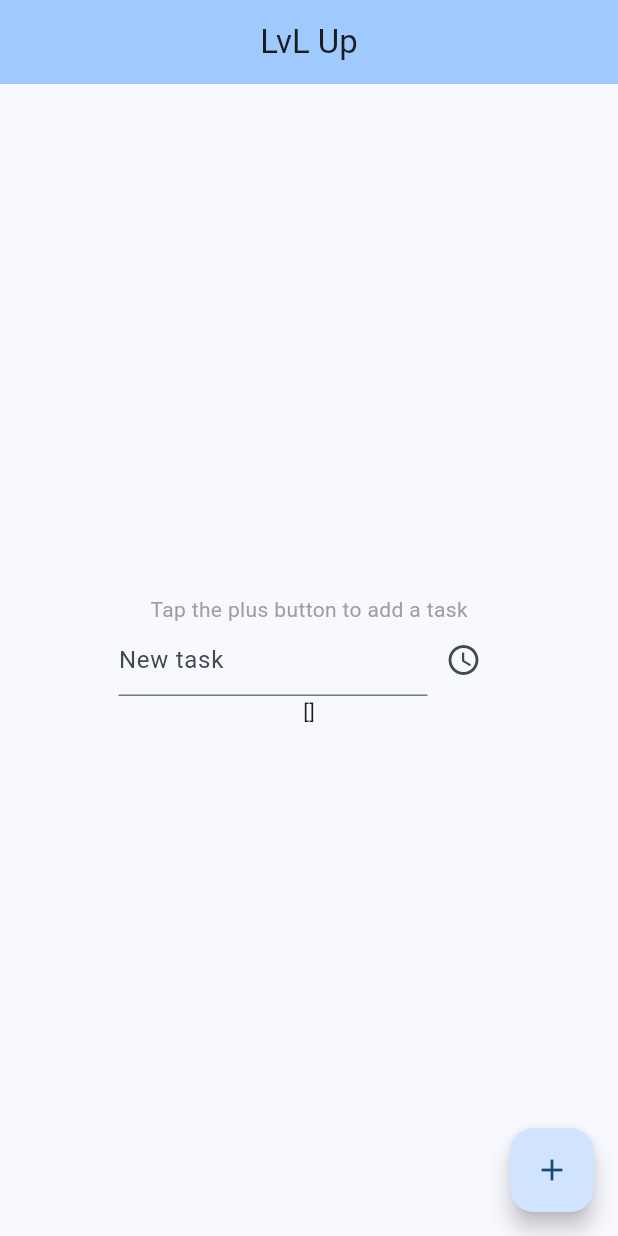
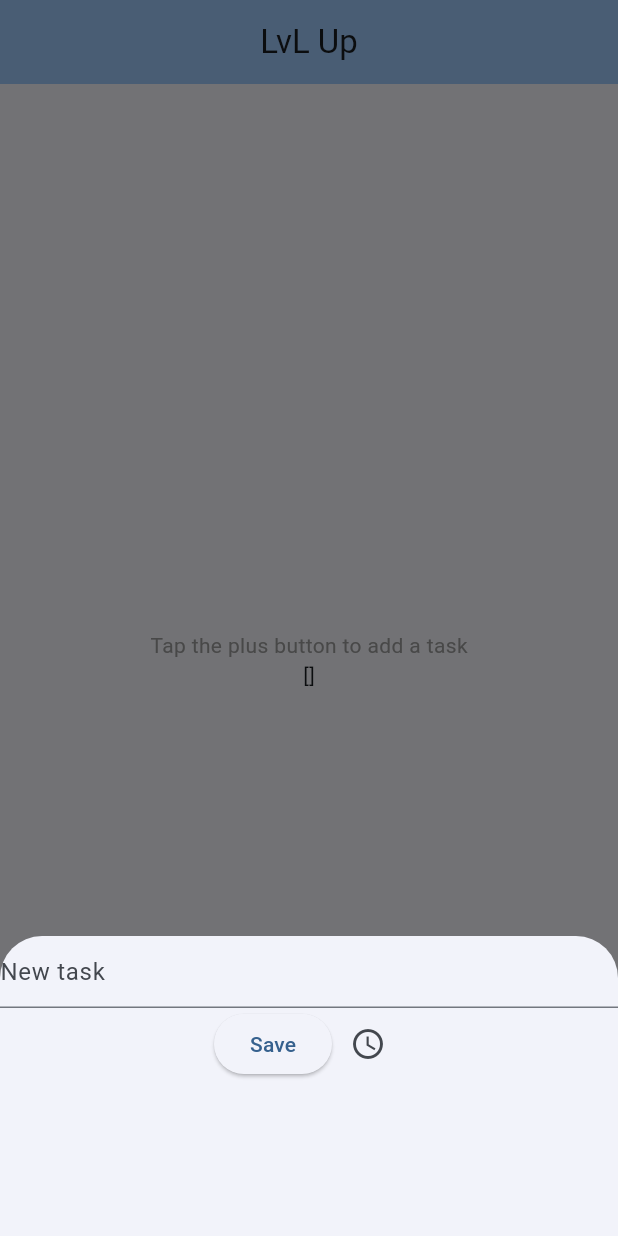
Before and after one commit to brunofreda/lvl-up, a Flutter app: the screen it shows after launch, after a tap on the "add" icon, on a phone screen of 412 x 824 dp. Run offline on Flutter 3.47's test engine with Material 2 defaults, Android fonts, the phone set to English and light mode, and no system bars.

Commit message:
Made a popup for the adding of the task

```diff
--- a/lib/tasks_page.dart
+++ b/lib/tasks_page.dart
@@ -48,32 +48,10 @@ class _TasksPageState extends State<TasksPage> {
           mainAxisAlignment: MainAxisAlignment.center,
           children: <Widget>[
             // TODO: Set the color of the text relating it with the theme
-            // TODO: Abstract the text, form and tasks from the scaffold
+            // TODO: Abstract the text and tasks from the scaffold
             const Text(
               'Tap the plus button to add a task',
               style: TextStyle(color: Colors.grey),
-            ),
-            Form(
-              key: formKey,
-              child: Row(
-                mainAxisAlignment: MainAxisAlignment.center,
-                children: [
-                  Flexible(
-                    child: TextFormField(
-                      decoration: const InputDecoration(
-                        // TODO: Make the color of the hint text grey.
-                        hintText: 'New task',
-                      ),
-                      onSaved: (newTask) => _addTask(newTask),
-                    ),
-                  ),
-                  Flexible(
-                    child: IconButton(
-                        onPressed:() => 0, icon: const Icon(Icons.access_time)
-                    ),
-                  ),
-                ],
-              ),
             ),
             Text(
               '$_tasks',
@@ -84,9 +62,54 @@ class _TasksPageState extends State<TasksPage> {
       // TODO: Abstract button from scaffold
       floatingActionButton: FloatingActionButton(
         onPressed: () {
-          if (formKey.currentState?.validate() == true) {
-            formKey.currentState?.save();
-          }
+          showModalBottomSheet(
+            context: context,
+            builder: (BuildContext context) {
+              return SizedBox(
+                height: 200,
+                child: Center(
+                  // TODO: Abstract form from scaffold
+                  child: Form(
+                    key: formKey,
+                    child: Column(
+                      children: [
+                        TextFormField(
+                          decoration: const InputDecoration(
+                            // TODO: Make the color of the hint text grey.
+                            hintText: 'New task',
+                          ),
+                          onSaved: (newTask) => _addTask(newTask),
+                        ),
+                        Row(
+                          mainAxisAlignment: MainAxisAlignment.center,
+                          children: [
+                            Flexible(
+                              child: ElevatedButton(
+                                child: const Text('Save'),
+                                onPressed: () {
+                                  if (formKey.currentState?.validate() == true) {
+                                    formKey.currentState?.save();
+                                  }
+
+                                  Navigator.pop(context);
+                                },
+                              )
+                            ),
+                            Flexible(
+                              child: IconButton(
+                                  onPressed:() => 0,
+                                  icon: const Icon(Icons.access_time)
+                              ),
+                            ),
+                          ],
+                        ),
+                      ],
+                    ),
+                  ),
+                ),
+              );
+            }
+          );
         },
         tooltip: 'Increment',
         child: const Icon(Icons.add),
```
